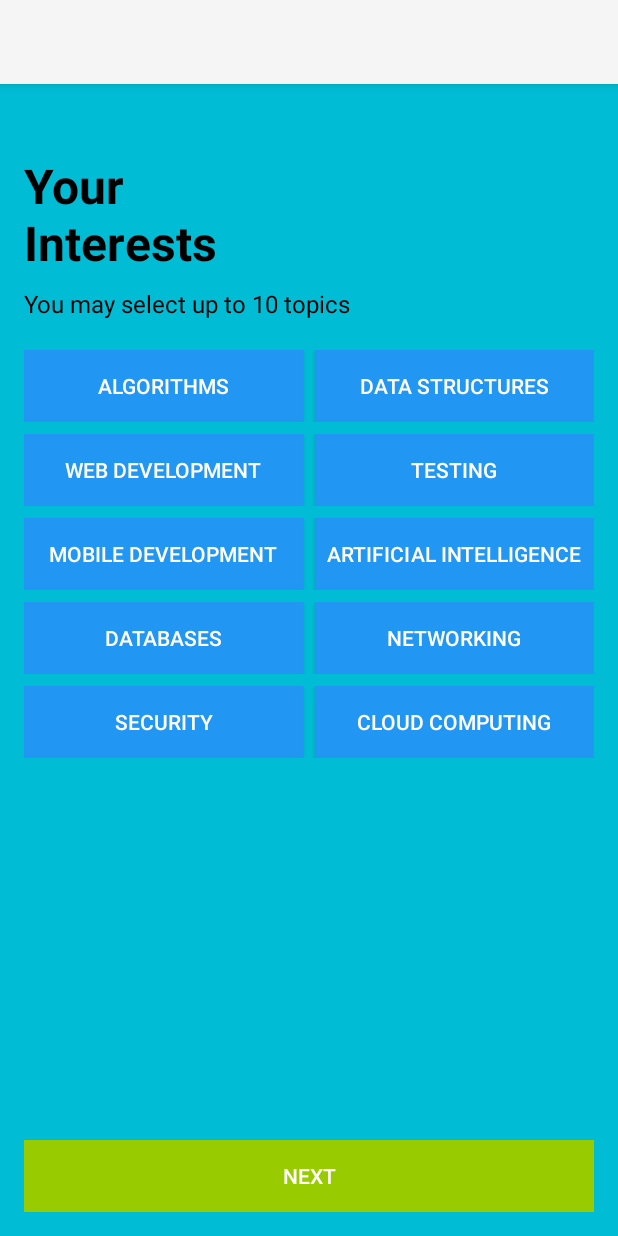
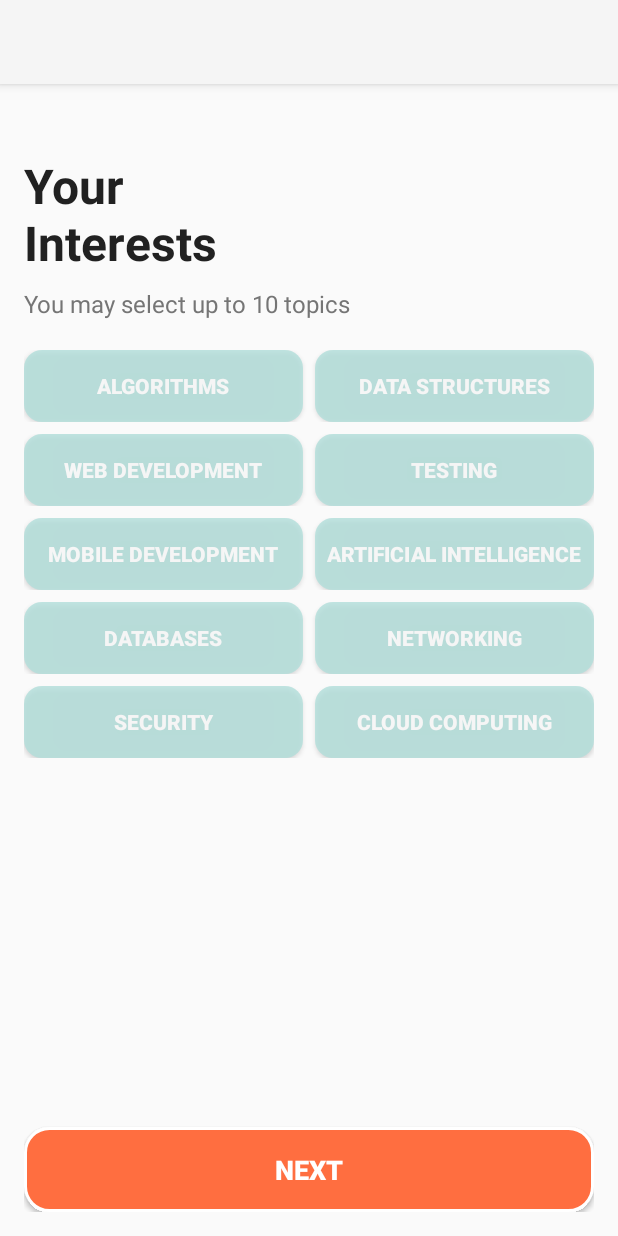
Before and after one commit to IAMTHENORMALDUDE/SIT708-Task6.1, an Android app: the InterestsActivity screen opened directly, with no data from a screen before it, on a phone screen of 412 x 824 dp. Run offline under Robolectric (Android 15) with nearby library versions, the phone set to English and light mode, and no system bars; our stand-ins replace Room's generated code.

Commit message:
fixed android app

```diff
--- a/LearningExperienceApp/app/src/main/java/com/example/llmexample/InterestsActivity.java
+++ b/LearningExperienceApp/app/src/main/java/com/example/llmexample/InterestsActivity.java
@@ -58,6 +58,12 @@ public class InterestsActivity extends AppCompatActivity {
 
         // Set up click listeners for all interest buttons
         for (Button button : interestButtons) {
+            // Initialize all buttons with unselected style
+            button.setBackgroundResource(R.drawable.interest_button_unselected);
+            button.setTextColor(getResources().getColor(R.color.white, null));
+            button.setAlpha(0.8f);
+            button.setElevation(0f);
+
             button.setOnClickListener(new View.OnClickListener() {
                 @Override
                 public void onClick(View v) {
@@ -83,22 +89,27 @@ public class InterestsActivity extends AppCompatActivity {
         String interest = button.getText().toString();
 
         if (selectedInterests.contains(interest)) {
-            // Deselect interest
             selectedInterests.remove(interest);
-            button.setBackgroundColor(getResources().getColor(android.R.color.holo_blue_light));
+            button.setBackgroundResource(R.drawable.interest_button_unselected);
+            button.setTextColor(getResources().getColor(R.color.white, null));
+            button.setAlpha(0.8f);
+
         } else {
-            // Check if max interests reached
             if (selectedInterests.size() >= 10) {
                 Toast.makeText(this, "You can select maximum 10 interests", Toast.LENGTH_SHORT).show();
                 return;
             }
 
-            // Select interest
             selectedInterests.add(interest);
-            button.setBackgroundColor(getResources().getColor(android.R.color.holo_green_light));
+            button.setBackgroundResource(R.drawable.interest_button_selected);
+            button.setTextColor(getResources().getColor(R.color.white, null));
+            button.setAlpha(1.0f);
+            button.setElevation(8f);
         }
+
+        // Provide haptic feedback
+        button.performHapticFeedback(android.view.HapticFeedbackConstants.VIRTUAL_KEY);
     }
-
     private void saveUserInterests() {
         final String username = sessionManager.getUsername();
 
--- /dev/null
+++ b/LearningExperienceApp/app/src/main/res/drawable/interest_button_selected.xml
@@ -0,0 +1,17 @@
+<?xml version="1.0" encoding="utf-8"?>
+<layer-list xmlns:android="http://schemas.android.com/apk/res/android">
+    <item>
+        <shape android:shape="rectangle">
+            <solid android:color="#33000000" />
+            <corners android:radius="12dp" />
+        </shape>
+    </item>
+    <item android:bottom="2dp" android:right="1dp">
+        <shape android:shape="rectangle">
+            <solid android:color="@color/button_selected" />
+            <corners android:radius="12dp" />
+            <padding android:left="8dp" android:top="8dp" android:right="8dp" android:bottom="8dp" />
+            <stroke android:width="2dp" android:color="#FFFFFF" />
+        </shape>
+    </item>
+</layer-list>
--- /dev/null
+++ b/LearningExperienceApp/app/src/main/res/drawable/interest_button_unselected.xml
@@ -0,0 +1,7 @@
+<?xml version="1.0" encoding="utf-8"?>
+<shape xmlns:android="http://schemas.android.com/apk/res/android"
+    android:shape="rectangle">
+    <solid android:color="@color/button_unselected" />
+    <corners android:radius="12dp" />
+    <padding android:left="8dp" android:top="8dp" android:right="8dp" android:bottom="8dp" />
+</shape>
--- /dev/null
+++ b/LearningExperienceApp/app/src/main/res/drawable/next_button_background.xml
@@ -0,0 +1,8 @@
+<?xml version="1.0" encoding="utf-8"?>
+<shape xmlns:android="http://schemas.android.com/apk/res/android"
+    android:shape="rectangle">
+    <solid android:color="@color/accent" /> <!-- Using teal accent color for next button -->
+    <corners android:radius="16dp" />
+    <stroke android:color="@color/white" android:width="2dp" />
+    <padding android:left="12dp" android:top="12dp" android:right="12dp" android:bottom="12dp" />
+</shape>
--- a/LearningExperienceApp/app/src/main/res/layout/activity_interests.xml
+++ b/LearningExperienceApp/app/src/main/res/layout/activity_interests.xml
@@ -3,7 +3,7 @@
     xmlns:tools="http://schemas.android.com/tools"
     android:layout_width="match_parent"
     android:layout_height="match_parent"
-    android:background="#00BCD4"
+    android:background="@color/background"
     android:padding="16dp">
 
     <TextView
@@ -12,7 +12,7 @@
         android:layout_height="wrap_content"
         android:layout_marginTop="30dp"
         android:text="Your\nInterests"
-        android:textColor="#000000"
+        android:textColor="@color/text_primary"
         android:textSize="32sp"
         android:textStyle="bold" />
 
@@ -23,7 +23,7 @@
         android:layout_below="@id/interestsTitle"
         android:layout_marginTop="8dp"
         android:text="You may select up to 10 topics"
-        android:textColor="#000000"
+        android:textColor="@color/text_secondary"
         android:textSize="16sp" />
 
     <ScrollView
@@ -53,8 +53,11 @@
                     android:layout_height="wrap_content"
                     android:layout_weight="1"
                     android:layout_marginEnd="4dp"
-                    android:background="#2196F3"
+                    android:background="@drawable/interest_button_unselected"
                     android:textColor="#FFFFFF"
+                    android:textStyle="bold"
+                    android:padding="12dp"
+                    android:elevation="4dp"
                     android:text="Algorithms" />
 
                 <Button
@@ -63,8 +66,11 @@
                     android:layout_height="wrap_content"
                     android:layout_weight="1"
                     android:layout_marginStart="4dp"
-                    android:background="#2196F3"
+                    android:background="@drawable/interest_button_unselected"
                     android:textColor="#FFFFFF"
+                    android:textStyle="bold"
+                    android:padding="12dp"
+                    android:elevation="4dp"
                     android:text="Data Structures" />
             </LinearLayout>
 
@@ -80,8 +86,11 @@
                     android:layout_height="wrap_content"
                     android:layout_weight="1"
                     android:layout_marginEnd="4dp"
-                    android:background="#2196F3"
+                    android:background="@drawable/interest_button_unselected"
                     android:textColor="#FFFFFF"
+                    android:textStyle="bold"
+                    android:padding="12dp"
+                    android:elevation="4dp"
                     android:text="Web Development" />
 
                 <Button
@@ -90,8 +99,11 @@
                     android:layout_height="wrap_content"
                     android:layout_weight="1"
                     android:layout_marginStart="4dp"
-                    android:background="#2196F3"
+                    android:background="@drawable/interest_button_unselected"
                     android:textColor="#FFFFFF"
+                    android:textStyle="bold"
+                    android:padding="12dp"
+                    android:elevation="4dp"
                     android:text="Testing" />
             </LinearLayout>
 
@@ -107,8 +119,11 @@
                     android:layout_height="wrap_content"
                     android:layout_weight="1"
                     android:layout_marginEnd="4dp"
-                    android:background="#2196F3"
+                    android:background="@drawable/interest_button_unselected"
                     android:textColor="#FFFFFF"
+                    android:textStyle="bold"
+                    android:padding="12dp"
+                    android:elevation="4dp"
                     android:text="Mobile Development" />
 
                 <Button
@@ -117,8 +132,11 @@
                     android:layout_height="wrap_content"
                     android:layout_weight="1"
                     android:layout_marginStart="4dp"
-                    android:background="#2196F3"
+                    android:background="@drawable/interest_button_unselected"
                     android:textColor="#FFFFFF"
+                    android:textStyle="bold"
+                    android:padding="12dp"
+                    android:elevation="4dp"
                     android:text="Artificial Intelligence" />
             </LinearLayout>
 
@@ -134,8 +152,11 @@
                     android:layout_height="wrap_content"
                     android:layout_weight="1"
                     android:layout_marginEnd="4dp"
-                    android:background="#2196F3"
+                    android:background="@drawable/interest_button_unselected"
                     android:textColor="#FFFFFF"
+                    android:textStyle="bold"
+                    android:padding="12dp"
+                    android:elevation="4dp"
                     android:text="Databases" />
 
                 <Button
@@ -144,8 +165,11 @@
                     android:layout_height="wrap_content"
                     android:layout_weight="1"
                     android:layout_marginStart="4dp"
-                    android:background="#2196F3"
+                    android:background="@drawable/interest_button_unselected"
                     android:textColor="#FFFFFF"
+                    android:textStyle="bold"
+                    android:padding="12dp"
+                    android:elevation="4dp"
                     android:text="Networking" />
             </LinearLayout>
 
@@ -161,8 +185,11 @@
                     android:layout_height="wrap_content"
                     android:layout_weight="1"
                     android:layout_marginEnd="4dp"
-                    android:background="#2196F3"
+                    android:background="@drawable/interest_button_unselected"
                     android:textColor="#FFFFFF"
+                    android:textStyle="bold"
+                    android:padding="12dp"
+                    android:elevation="4dp"
                     android:text="Security" />
 
                 <Button
@@ -171,8 +198,11 @@
                     android:layout_height="wrap_content"
                     android:layout_weight="1"
                     android:layout_marginStart="4dp"
-                    android:background="#2196F3"
+                    android:background="@drawable/interest_button_unselected"
                     android:textColor="#FFFFFF"
+                    android:textStyle="bold"
+                    android:padding="12dp"
+                    android:elevation="4dp"
                     android:text="Cloud Computing" />
             </LinearLayout>
         </LinearLayout>
@@ -183,9 +213,12 @@
         android:layout_width="match_parent"
         android:layout_height="wrap_content"
         android:layout_alignParentBottom="true"
-        android:background="@android:color/holo_green_light"
+        android:background="@drawable/next_button_background"
         android:text="Next"
-        android:textColor="@android:color/white"
-        android:padding="12dp" />
+        android:textColor="@color/white"
+        android:textStyle="bold"
+        android:textSize="18sp"
+        android:padding="16dp"
+        android:elevation="8dp" />
 
 </RelativeLayout>
--- a/LearningExperienceApp/app/src/main/res/values/colors.xml
+++ b/LearningExperienceApp/app/src/main/res/values/colors.xml
@@ -1,5 +1,20 @@
 <?xml version="1.0" encoding="utf-8"?>
 <resources>
+    <!-- Base colors -->
     <color name="black">#FF000000</color>
     <color name="white">#FFFFFFFF</color>
+
+    <!-- App theme colors - Modern dark teal palette -->
+    <color name="primary">#00897B</color> <!-- Teal 600 -->
+    <color name="primary_dark">#00695C</color> <!-- Teal 800 -->
+    <color name="accent">#FF6E40</color> <!-- Deep Orange A200 -->
+    <color name="background">#FAFAFA</color> <!-- Light neutral background -->
+
+    <!-- UI element colors -->
+    <color name="button_selected">#00897B</color> <!-- Same as primary for consistency -->
+    <color name="button_unselected">#B2DFDB</color> <!-- Teal 100 - light teal -->
+    <color name="text_primary">#212121</color> <!-- Dark gray for primary text -->
+    <color name="text_secondary">#757575</color> <!-- Medium gray for secondary text -->
+    <color name="divider">#E0E0E0</color> <!-- Gray 300 for subtle dividers -->
+    <color name="error">#D32F2F</color> <!-- Red 700 for errors -->
 </resources>
```
Also changed, not shown: LearningExperienceApp/app/src/main/res/drawable/question_container_background.xml (added, +7 -0 lines), LearningExperienceApp/app/src/main/res/drawable/rounded_input_field.xml (added, +7 -0 lines), LearningExperienceApp/app/src/main/res/drawable/submit_button_background.xml (added, +7 -0 lines), LearningExperienceApp/app/src/main/res/layout/activity_dashboard.xml (+4 -4 lines), LearningExperienceApp/app/src/main/res/layout/activity_login.xml (+19 -12 lines), LearningExperienceApp/app/src/main/res/layout/activity_quiz.xml (+12 -9 lines), LearningExperienceApp/app/src/main/res/layout/activity_register.xml (+18 -12 lines), 1 other file.
